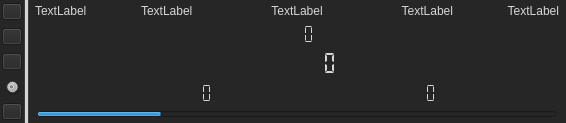
Qt form LEO_sniffy/GUI/widgetdisplay.ui (jirik09/Sniffy) before a commit.
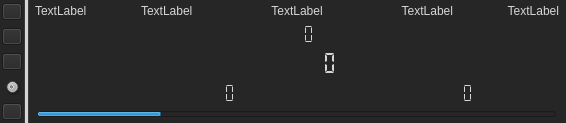
The same form after that commit. Icons and pictures are not drawn. Custom widgets are drawn as their Qt base class.

Diff of the .ui file:
```diff
--- a/LEO_sniffy/GUI/widgetdisplay.ui
+++ b/LEO_sniffy/GUI/widgetdisplay.ui
@@ -830,14 +830,14 @@
                </property>
                <property name="minimumSize">
                 <size>
-                 <width>10</width>
+                 <width>30</width>
                  <height>0</height>
                 </size>
                </property>
                <property name="maximumSize">
                 <size>
-                 <width>20</width>
-                 <height>22</height>
+                 <width>80</width>
+                 <height>35</height>
                 </size>
                </property>
               </widget>
@@ -877,14 +877,14 @@
                </property>
                <property name="minimumSize">
                 <size>
-                 <width>10</width>
+                 <width>30</width>
                  <height>0</height>
                 </size>
                </property>
                <property name="maximumSize">
                 <size>
-                 <width>20</width>
-                 <height>22</height>
+                 <width>80</width>
+                 <height>35</height>
                 </size>
                </property>
               </widget>
@@ -937,7 +937,7 @@
                <property name="maximumSize">
                 <size>
                  <width>80</width>
-                 <height>40</height>
+                 <height>35</height>
                 </size>
                </property>
               </widget>
```
